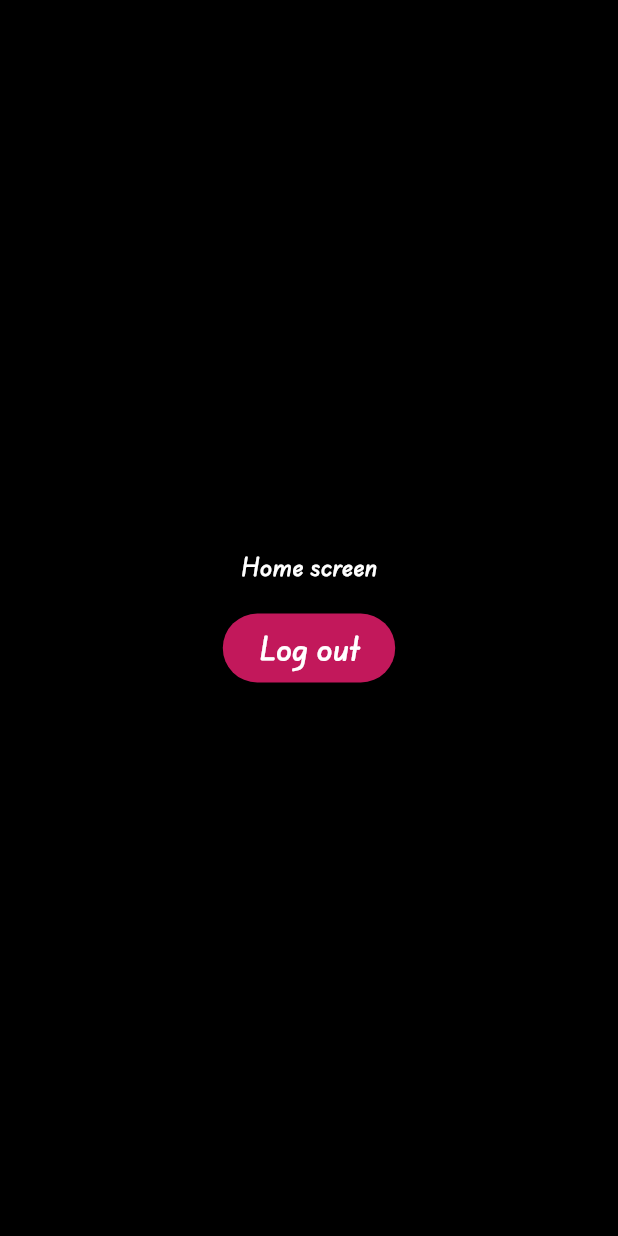
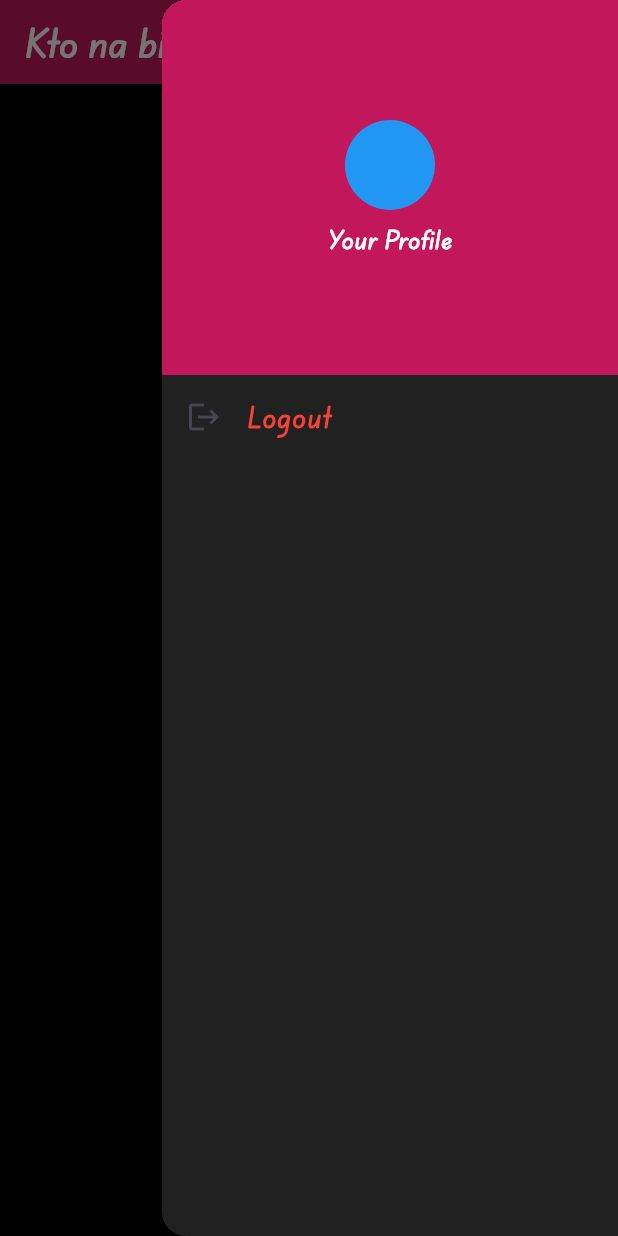
Before and after one commit to Dieto-cmd/kto-na-bibe, a Flutter app: the screen it shows once a user with an empty profile is signed in, with the side drawer open (before the commit the screen has no drawer), on a phone screen of 412 x 824 dp. Run offline on Flutter 3.47's test engine with Material 3 defaults, Android fonts, the phone set to English and light mode, and no system bars; our stand-ins replace firebase_auth, firebase_core, flutter_bloc, flutter_spinkit; accounts and stored records are empty.

Commit message:
Add End drawer in the home page

```diff
--- a/lib/screens/home_page.dart
+++ b/lib/screens/home_page.dart
@@ -10,30 +10,69 @@ class HomePage extends StatelessWidget {
   Widget build(BuildContext context) {
     return Scaffold(
       backgroundColor: Colors.black,
+      endDrawer: Drawer(
+        backgroundColor: Colors.grey[900],
+        child: ListView(
+          padding: EdgeInsets.zero,
+          children: [
+            Container(
+              width: double.infinity,
+              height: 250,
+              margin: EdgeInsets.zero,
+              decoration: BoxDecoration(color: Colors.pink[700]),
+              child: Column(
+                mainAxisAlignment: MainAxisAlignment.center,
+                children: [
+                  CircleAvatar(radius: 30, backgroundColor: Colors.blue),
+                  SizedBox(height: 10),
+                  Text("Your Profile", style: regularTextStyle),
+                ],
+              ),
+            ),
+            ListTile(
+              leading: Icon(Icons.logout),
+              title: Text(
+                "Logout",
+                style: regularTextStyle.copyWith(color: Colors.red),
+              ),
+              onTap: () => context.read<AuthCubit>().logOut(),
+            ),
+          ],
+        ),
+      ),
+      appBar: AppBar(
+        title: Text("Kto na bibe", style: regularTextStyle),
+        backgroundColor: Colors.pink[700],
+        actions: [
+          Builder(
+            builder: (context) {
+              return GestureDetector(
+                onTap: () {
+                  Scaffold.of(context).openEndDrawer();
+                },
+                child: Padding(
+                  padding: const EdgeInsets.only(right: 16),
+                  child: CircleAvatar(
+                    radius: 17,
+                    backgroundColor: Colors.amber,
+                    child: CircleAvatar(
+                      radius: 15,
+                      backgroundColor: Colors.blue,
+                      child: Icon(Icons.person, color: Colors.black, size: 18),
+                    ),
+                  ),
+                ),
+              );
+            },
+          ),
+        ],
+      ),
       body: BlocBuilder<AuthCubit, AuthCubitState>(
         builder: (context, state) => Center(
           child: Column(
             mainAxisAlignment: MainAxisAlignment.center,
             crossAxisAlignment: CrossAxisAlignment.center,
-            children: [
-              Text("Home screen", style: regularTextStyle),
-              SizedBox(height: 20),
-              ElevatedButton(
-                onPressed: () {
-                  context.read<AuthCubit>().logOut();
-                },
-                style: ElevatedButton.styleFrom(
-                  backgroundColor: Colors.pink[700],
-                ),
-                child: Container(
-                  margin: EdgeInsets.symmetric(vertical: 10),
-                  child: Text(
-                    "Log out",
-                    style: regularTextStyle.copyWith(fontSize: 18),
-                  ),
-                ),
-              ),
-            ],
+            children: [Text("Home screen", style: regularTextStyle)],
           ),
         ),
       ),
```
